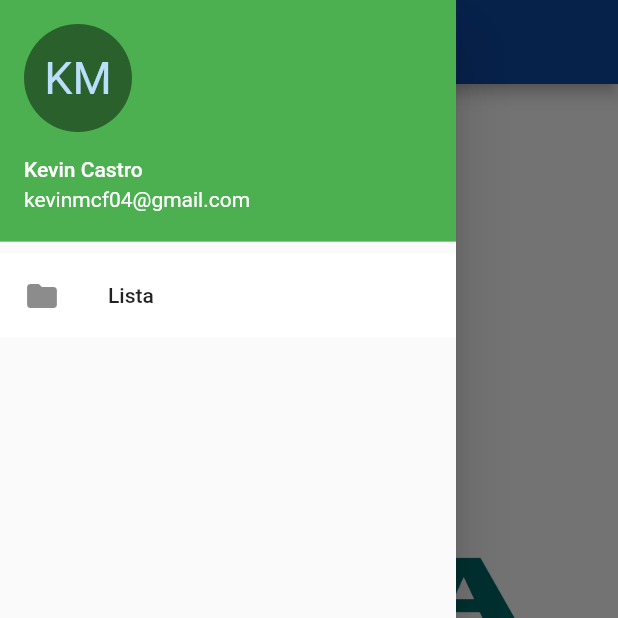
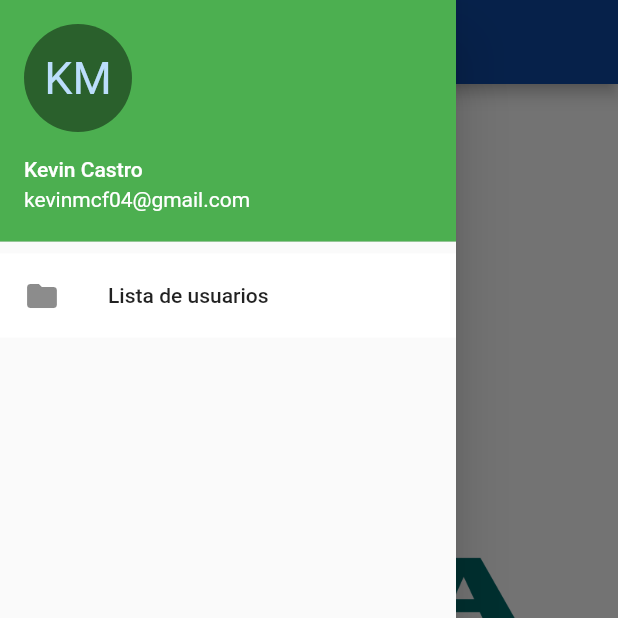
Before and after one commit to CarsOk/userapp-grupo-nn, a Flutter app: the screen it shows after launch, with the side drawer open, on a phone screen of 412 x 824 dp, the top half of it. Run offline on Flutter 3.47's test engine with Material 2 defaults, Android fonts, the light colour scheme and no system bars.

Commit message:
Arreglos resueltos

```diff
--- a/Front-End/lib/pages/Pagina-Principal.dart
+++ b/Front-End/lib/pages/Pagina-Principal.dart
@@ -46,7 +46,7 @@ class MyHomePage extends StatelessWidget {
             Ink(
               color: Colors.white,
               child: (ListTile(
-                  title: Text('Lista'),
+                  title: Text('Lista de usuarios'),
                   leading: Icon(Icons.folder),
                   onTap: () {
                     Navigator.of(context).pop();
--- a/Front-End/lib/pages/Tercera_Pag.dart
+++ b/Front-End/lib/pages/Tercera_Pag.dart
@@ -17,7 +17,6 @@ class CommentPage extends StatelessWidget {
         child: Column(
           mainAxisAlignment: MainAxisAlignment.spaceEvenly,
           children: [
-            Divider(color: Colors.black),
             ListTile(
               leading: Icon(
                 Icons.account_box,
```
